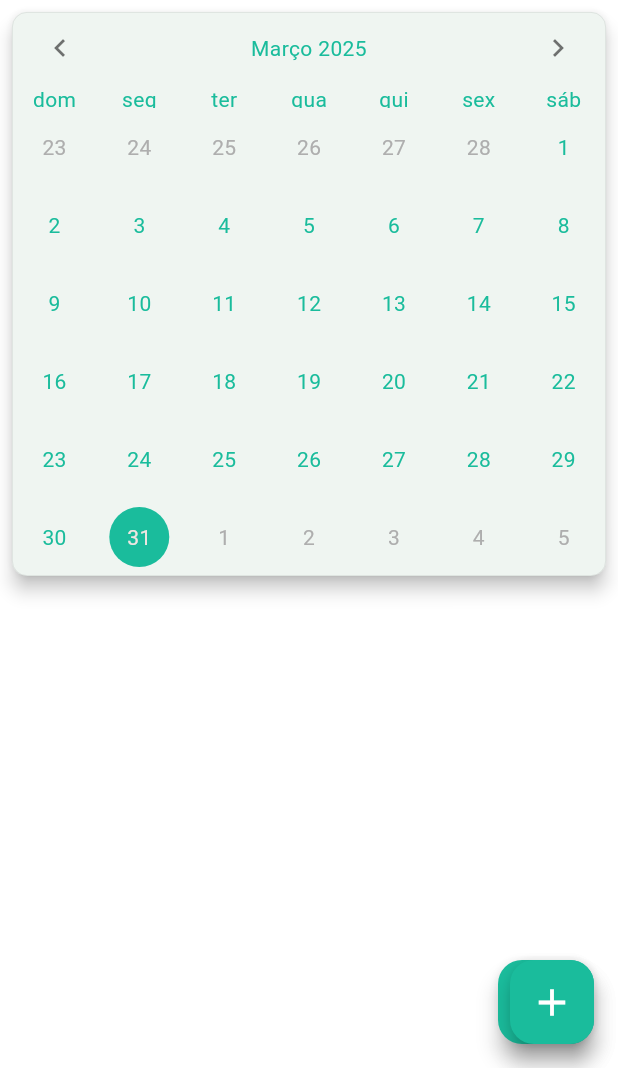
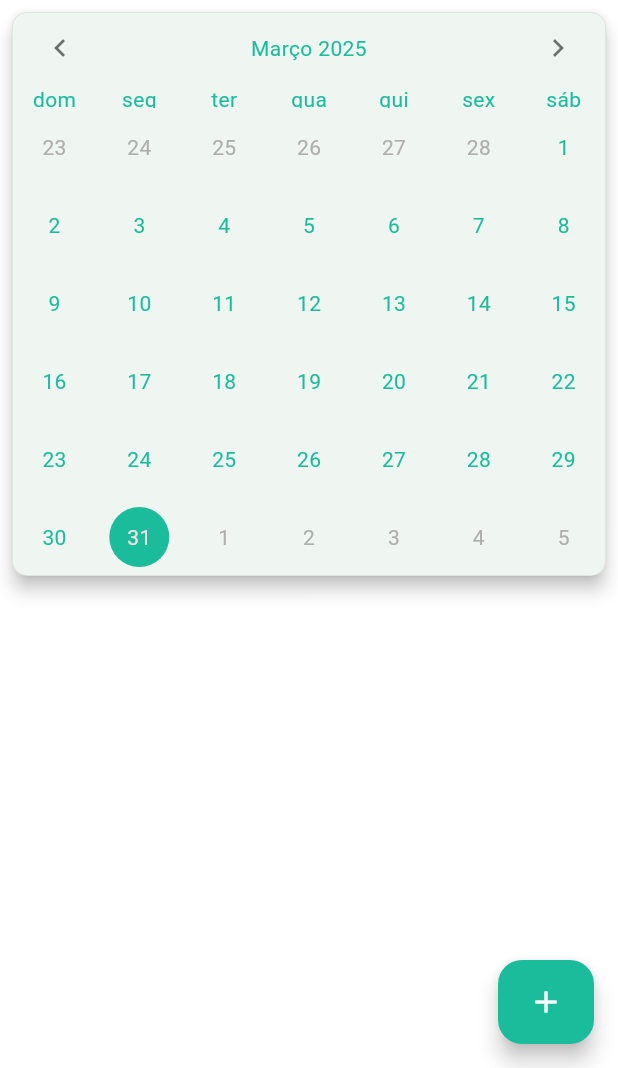
Before and after one commit to LucasDavid80/MoodSync, a Flutter app: the DiaryScreen screen opened by its route, on a phone screen of 412 x 824 dp, the part 168-1236 px from its top. Run offline on Flutter 3.47's test engine with Material 3 defaults, Android fonts, the phone set to English and light mode, and no system bars; drawn by our look-alikes of table_calendar; our stand-ins replace firebase_core, fl_chart, modal_bottom_sheet; accounts and stored records are empty; generated files the repository leaves out were written again.

Commit message:
fix(diary): concertando o erro do FAB

```diff
--- a/lib/screens/diary_screen.dart
+++ b/lib/screens/diary_screen.dart
@@ -22,14 +22,6 @@ class DiaryScreen extends StatelessWidget {
           backgroundColor: CustomColors().getAppBarMainColor(),
         ),
         body: Center(child: CalendarScreen()),
-        floatingActionButton: FloatingActionButton(
-          onPressed: () {
-            // Ação do botão flutuante
-            print('Clicou!!!!!!!!!!!!!!!!!!!!!!!!!!!!!!!!!!');
-          },
-          backgroundColor: CustomColors().getActivePrimaryButtonColor(),
-          child: const Icon(Icons.add, color: Colors.white, size: 30),
-        ),
         drawer: Drawer(
           child: ListView(
             padding: const EdgeInsets.all(0),
```
